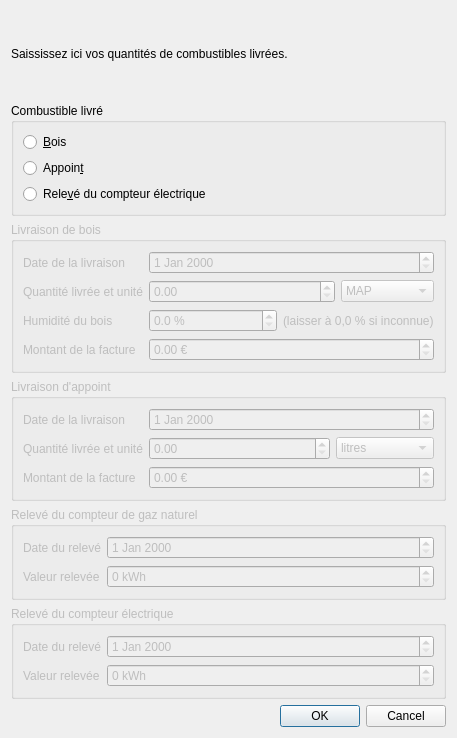
This is addfueldeliverydialog.ui in pyridiss/suivi-chaufferies as Qt 5 draws it before an edit. The edited form follows.
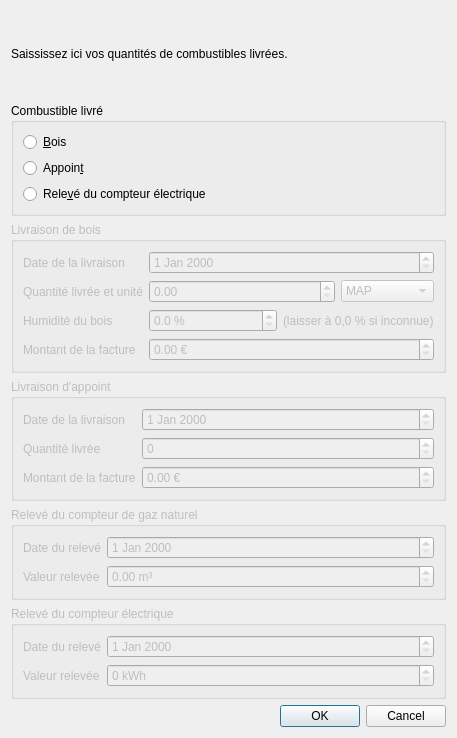
This is the edited form.

Commit message: Simplify unit selection for secondary fuel in AddFuelDeliveryDialog.

```diff
--- a/addfueldeliverydialog.ui
+++ b/addfueldeliverydialog.ui
@@ -189,41 +189,10 @@
       <item row="1" column="0">
        <widget class="QLabel" name="label_8">
         <property name="text">
-         <string>Quantité livrée et unité</string>
+         <string>Quantité livrée</string>
         </property>
        </widget>
       </item>
-      <item row="1" column="1">
-       <layout class="QHBoxLayout" name="horizontalLayout_3" stretch="2,1">
-        <item>
-         <widget class="QDoubleSpinBox" name="doubleSpinBox_SecondaryFuel"/>
-        </item>
-        <item>
-         <widget class="QComboBox" name="comboBox_SecondaryFuelUnit">
-          <item>
-           <property name="text">
-            <string>litres</string>
-           </property>
-          </item>
-          <item>
-           <property name="text">
-            <string>tonnes</string>
-           </property>
-          </item>
-          <item>
-           <property name="text">
-            <string>mètres-cube</string>
-           </property>
-          </item>
-          <item>
-           <property name="text">
-            <string>kWh</string>
-           </property>
-          </item>
-         </widget>
-        </item>
-       </layout>
-      </item>
       <item row="2" column="0">
        <widget class="QLabel" name="label_10">
         <property name="text">
@@ -264,6 +233,19 @@
         </property>
        </widget>
       </item>
+      <item row="1" column="1">
+       <widget class="QSpinBox" name="spinBox_SecondaryFuel">
+        <property name="sizePolicy">
+         <sizepolicy hsizetype="Expanding" vsizetype="Fixed">
+          <horstretch>0</horstretch>
+          <verstretch>0</verstretch>
+         </sizepolicy>
+        </property>
+        <property name="maximum">
+         <number>1000000</number>
+        </property>
+       </widget>
+      </item>
      </layout>
     </widget>
    </item>
@@ -301,7 +283,7 @@
        </widget>
       </item>
       <item row="1" column="1">
-       <widget class="QSpinBox" name="spinBox_NaturalGas">
+       <widget class="QDoubleSpinBox" name="doubleSpinBox_NaturalGas">
         <property name="sizePolicy">
          <sizepolicy hsizetype="Expanding" vsizetype="Fixed">
           <horstretch>0</horstretch>
@@ -309,10 +291,7 @@
          </sizepolicy>
         </property>
         <property name="suffix">
-         <string> kWh</string>
-        </property>
-        <property name="maximum">
-         <number>1000000</number>
+         <string> m³</string>
         </property>
        </widget>
       </item>
```
The commit also changes 1 other file.
